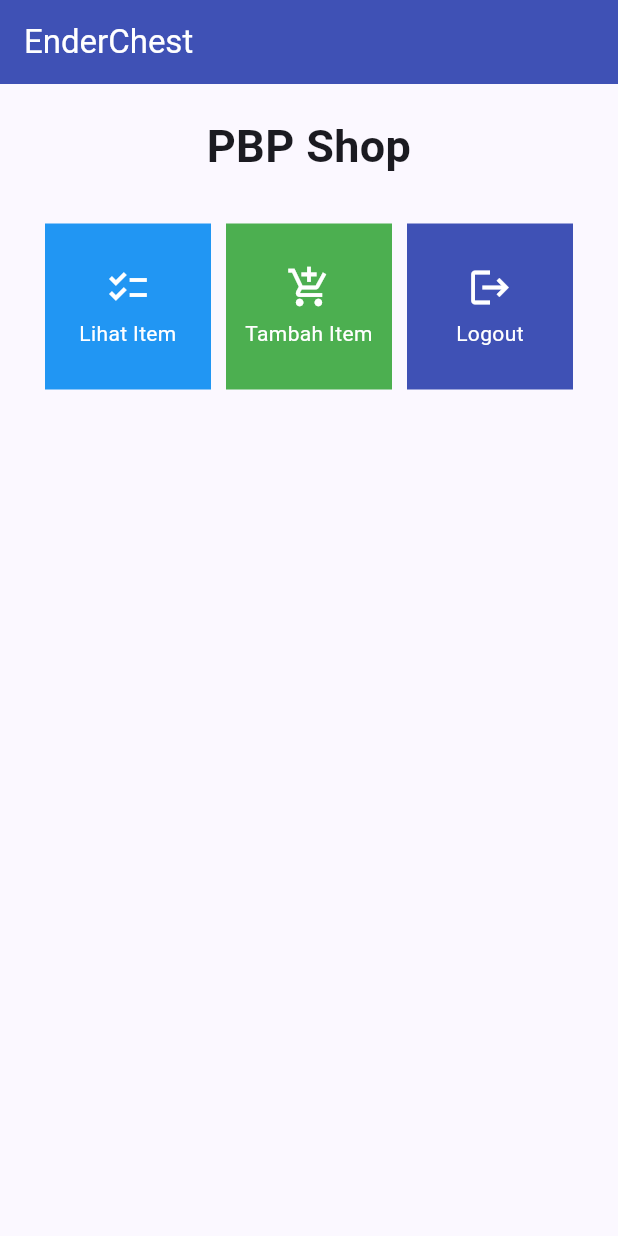
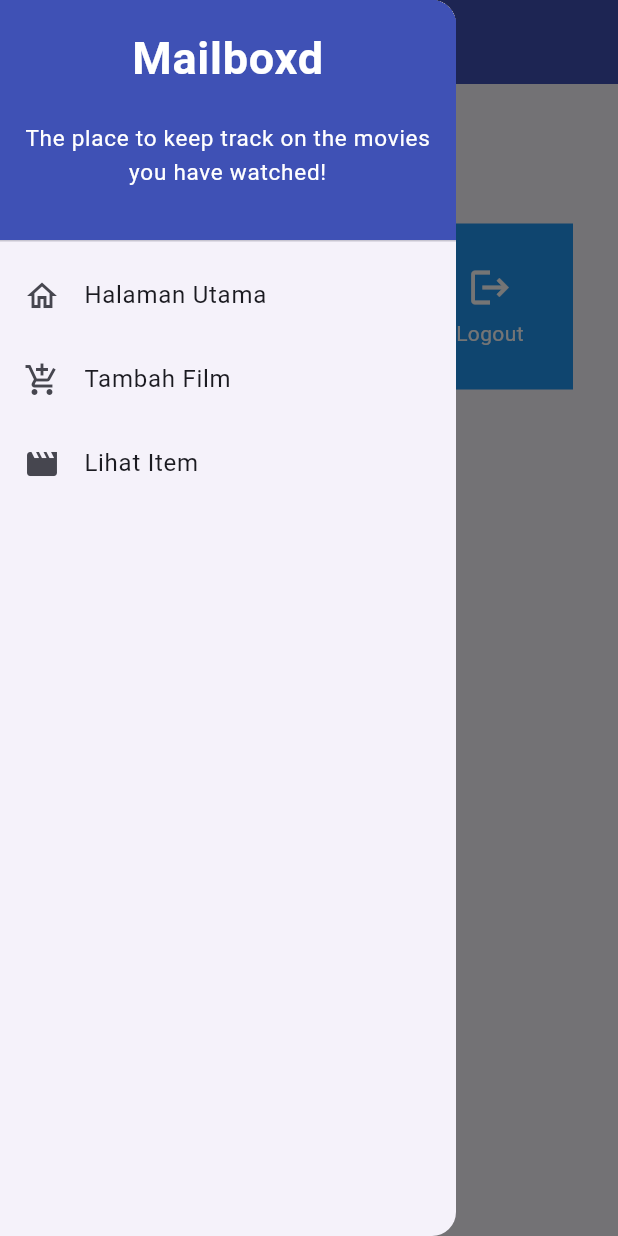
Before and after one commit to rafaeldewandaru/enderchest, a Flutter app: the screen it shows after launch, with the side drawer open (before the commit the screen has no drawer), on a phone screen of 412 x 824 dp. Run offline on Flutter 3.47's test engine with Material 2 defaults, Android fonts, the phone set to English and light mode, and no system bars.

Commit message:
finished code tugas 8

```diff
--- a/lib/menu.dart
+++ /dev/null
@@ -1,115 +0,0 @@
-import 'package:flutter/material.dart';
-
-class ShopItem {
-  final String name;
-  final IconData icon;
-  final Color color;
-
-  ShopItem(this.name, this.icon, this.color);
-}
-
-
-
-class ShopCard extends StatelessWidget {
-  final ShopItem item;
-
-  const ShopCard(this.item, {super.key});
-
-  @override
-  Widget build(BuildContext context) {
-    return Material(
-      color: item.color, // Use the specified color
-      child: InkWell(
-        onTap: () {
-          ScaffoldMessenger.of(context)
-            ..hideCurrentSnackBar()
-            ..showSnackBar(SnackBar(
-              content: Text("Kamu telah menekan tombol ${item.name}!"),
-            ));
-        },
-        child: Container(
-          padding: const EdgeInsets.all(8),
-          child: Center(
-            child: Column(
-              mainAxisAlignment: MainAxisAlignment.center,
-              children: [
-                Icon(
-                  item.icon,
-                  color: Colors.white,
-                  size: 30.0,
-                ),
-                const Padding(padding: EdgeInsets.all(3)),
-                Text(
-                  item.name,
-                  textAlign: TextAlign.center,
-                  style: const TextStyle(color: Colors.white),
-                ),
-              ],
-            ),
-          ),
-        ),
-      ),
-    );
-  }
-}
-
-class MyHomePage extends StatelessWidget {
-    MyHomePage({Key? key}) : super(key: key);
-
-    final List<ShopItem> items = [
-    ShopItem("Lihat Item", Icons.checklist, Colors.blue), // Specify different colors
-    ShopItem("Tambah Item", Icons.add_shopping_cart, Colors.green),
-    ShopItem("Logout", Icons.logout, Colors.indigo),
-];
-
-
-    @override
-    Widget build(BuildContext context) {
-        return Scaffold(
-      appBar: AppBar(
-        title: const Text(
-          'EnderChest',
-        ),
-        backgroundColor: Colors.indigo,
-        foregroundColor: Colors.white,
-      ),
-      body: SingleChildScrollView(
-        // Widget wrapper yang dapat discroll
-        child: Padding(
-          padding: const EdgeInsets.all(10.0), // Set padding dari halaman
-          child: Column(
-            // Widget untuk menampilkan children secara vertikal
-            children: <Widget>[
-              const Padding(
-                padding: EdgeInsets.only(top: 10.0, bottom: 10.0),
-                // Widget Text untuk menampilkan tulisan dengan alignment center dan style yang sesuai
-                child: Text(
-                  'PBP Shop', // Text yang menandakan toko
-                  textAlign: TextAlign.center,
-                  style: TextStyle(
-                    fontSize: 30,
-                    fontWeight: FontWeight.bold,
-                  ),
-                ),
-              ),
-              // Grid layout
-              GridView.count(
-                // Container pada card kita.
-                primary: true,
-                padding: const EdgeInsets.all(20),
-                crossAxisSpacing: 10,
-                mainAxisSpacing: 10,
-                crossAxisCount: 3,
-                shrinkWrap: true,
-                children: items.map((ShopItem item) {
-                  // Iterasi untuk setiap item
-                  return ShopCard(item);
-                }).toList(),
-              ),
-            ],
-          ),
-        ),
-      ),
-    );
-    }
-}
--- /dev/null
+++ b/lib/models/item.dart
@@ -0,0 +1,7 @@
+class Item {
+  final String name;
+  final int price;
+  final String description;
+
+  Item({required this.name, required this.price, required this.description});
+}
--- /dev/null
+++ b/lib/screens/menu.dart
@@ -0,0 +1,64 @@
+import 'package:flutter/material.dart';
+import 'package:enderchest/widgets/left_drawer.dart';
+import 'package:enderchest/widgets/shop_card.dart';
+
+class MyHomePage extends StatelessWidget {
+  MyHomePage({Key? key}) : super(key: key);
+  final List<ShopItem> items = [
+    ShopItem("Lihat Item", Icons.movie, Colors.teal),
+    ShopItem("Tambah Item", Icons.add_shopping_cart, Colors.lightBlue),
+    ShopItem("Logout", Icons.logout, Colors.blue),
+  ];
+
+  @override
+  Widget build(BuildContext context) {
+    return Scaffold(
+      appBar: AppBar(
+        title: const Text(
+          'Mailboxd',
+        ),
+        backgroundColor: Colors.indigo,
+        foregroundColor: Colors.white,
+      ),
+      // Masukkan drawer sebagai parameter nilai drawer dari widget Scaffold
+      drawer: const LeftDrawer(),
+      body: SingleChildScrollView(
+        // Widget wrapper yang dapat discroll
+        child: Padding(
+          padding: const EdgeInsets.all(10.0), // Set padding dari halaman
+          child: Column(
+            // Widget untuk menampilkan children secara vertikal
+            children: <Widget>[
+              const Padding(
+                padding: EdgeInsets.only(top: 10.0, bottom: 10.0),
+                // Widget Text untuk menampilkan tulisan dengan alignment center dan style yang sesuai
+                child: Text(
+                  'Mailboxd', // Text yang menandakan toko
+                  textAlign: TextAlign.center,
+                  style: TextStyle(
+                    fontSize: 30,
+                    fontWeight: FontWeight.bold,
+                  ),
+                ),
+              ),
+              // Grid layout
+              GridView.count(
+                // Container pada card kita.
+                primary: true,
+                padding: const EdgeInsets.all(20),
+                crossAxisSpacing: 10,
+                mainAxisSpacing: 10,
+                crossAxisCount: 3,
+                shrinkWrap: true,
+                children: items.map((ShopItem item) {
+                  // Iterasi untuk setiap item
+                  return ShopCard(item);
+                }).toList(),
+              ),
+            ],
+          ),
+        ),
+      ),
+    );
+  }
+}
--- /dev/null
+++ b/lib/widgets/left_drawer.dart
@@ -0,0 +1,82 @@
+import 'package:flutter/material.dart';
+import 'package:enderchest/screens/menu.dart';
+import '../screens/shoplist_form.dart';
+import '../screens/see_items.dart';
+
+class LeftDrawer extends StatelessWidget {
+  const LeftDrawer({super.key});
+
+  @override
+  Widget build(BuildContext context) {
+    return Drawer(
+      child: ListView(
+        children: [
+          const DrawerHeader(
+            decoration: BoxDecoration(
+              color: Colors.indigo,
+            ),
+            child: Column(
+              children: [
+                Text(
+                  'Mailboxd',
+                  textAlign: TextAlign.center,
+                  style: TextStyle(
+                    fontSize: 30,
+                    fontWeight: FontWeight.bold,
+                    color: Colors.white,
+                  ),
+                ),
+                Padding(padding: EdgeInsets.all(10)),
+                Text(
+                  "The place to keep track on the movies you have watched!",
+                  textAlign: TextAlign.center, // Align text to center
+                  style: TextStyle(
+                    fontSize: 15, // Set font size to 15
+                    color: Colors.white, // Set text color to white
+                    fontWeight: FontWeight.normal, // Set font weight to normal
+                  ),
+                ),
+              ],
+            ),
+          ),
+          ListTile(
+            leading: const Icon(Icons.home_outlined),
+            title: const Text('Halaman Utama'),
+            // Bagian redirection ke MyHomePage
+            onTap: () {
+              Navigator.pushReplacement(
+                  context,
+                  MaterialPageRoute(
+                    builder: (context) => MyHomePage(),
+                  ));
+            },
+          ),
+          ListTile(
+            leading: const Icon(Icons.add_shopping_cart),
+            title: const Text('Tambah Film'),
+            // Bagian redirection ke ShopFormPage
+            onTap: () {
+              Navigator.push(
+                  context,
+                  MaterialPageRoute(
+                    builder: (context) => ShopFormPage(),
+                  ));
+            },
+          ),
+          ListTile(
+            leading: const Icon(Icons.movie),
+            title: const Text('Lihat Item'),
+            onTap: () {
+              Navigator.push(
+                context,
+                MaterialPageRoute(
+                    builder: (context) =>
+                        ProductListPage(items: itemList)),
+              );
+            },
+          ),
+        ],
+      ),
+    );
+  }
+}
--- /dev/null
+++ b/lib/widgets/shop_card.dart
@@ -0,0 +1,73 @@
+import 'package:flutter/material.dart';
+import '../screens/shoplist_form.dart';
+import '../screens/see_items.dart';
+
+class ShopItem {
+  final String name;
+  final IconData icon;
+  final Color color;
+
+  ShopItem(this.name, this.icon, this.color);
+}
+
+class ShopCard extends StatelessWidget {
+  final ShopItem item;
+
+  const ShopCard(this.item, {super.key}); // Constructor
+
+  @override
+  Widget build(BuildContext context) {
+    return Material(
+      color: item.color,
+      child: InkWell(
+        // Area responsive terhadap sentuhan
+        onTap: () {
+          // Memunculkan SnackBar ketika diklik
+          ScaffoldMessenger.of(context)
+            ..hideCurrentSnackBar()
+            ..showSnackBar(SnackBar(
+                content: Text("Kamu telah menekan tombol ${item.name}!")));
+
+          // Navigate ke route yang sesuai (tergantung jenis tombol)
+          if (item.name == "Tambah Item") {
+            Navigator.push(
+                context,
+                MaterialPageRoute(
+                  builder: (context) => ShopFormPage(),
+                ));
+          }
+
+          if (item.name == "Lihat Item") {
+            Navigator.push(
+              context,
+              MaterialPageRoute(
+                  builder: (context) => ProductListPage(items: itemList)),
+            );
+          }
+        },
+        child: Container(
+          // Container untuk menyimpan Icon dan Text
+          padding: const EdgeInsets.all(8),
+          child: Center(
+            child: Column(
+              mainAxisAlignment: MainAxisAlignment.center,
+              children: [
+                Icon(
+                  item.icon,
+                  color: Colors.white,
+                  size: 30.0,
+                ),
+                const Padding(padding: EdgeInsets.all(3)),
+                Text(
+                  item.name,
+                  textAlign: TextAlign.center,
+                  style: const TextStyle(color: Colors.white),
+                ),
+              ],
+            ),
+          ),
+        ),
+      ),
+    );
+  }
+}
```
Also changed, not shown: lib/main.dart (+1 -16 lines), lib/screens/see_items.dart (added, +28 -0 lines), lib/screens/shoplist_form.dart (added, +172 -0 lines).
